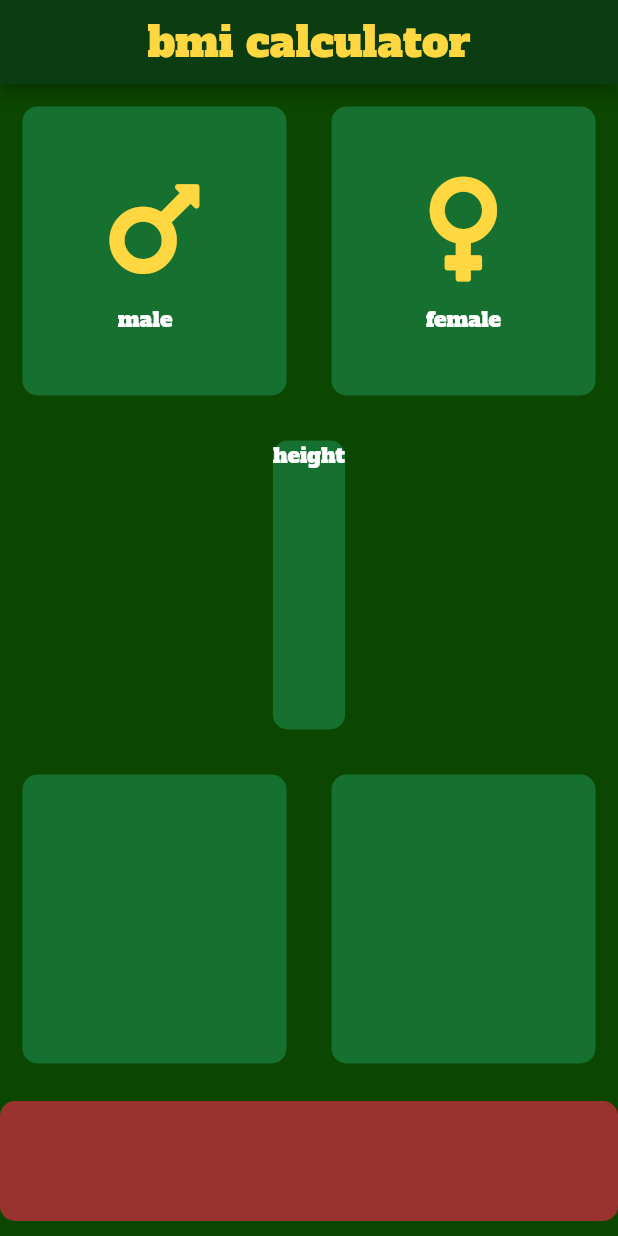
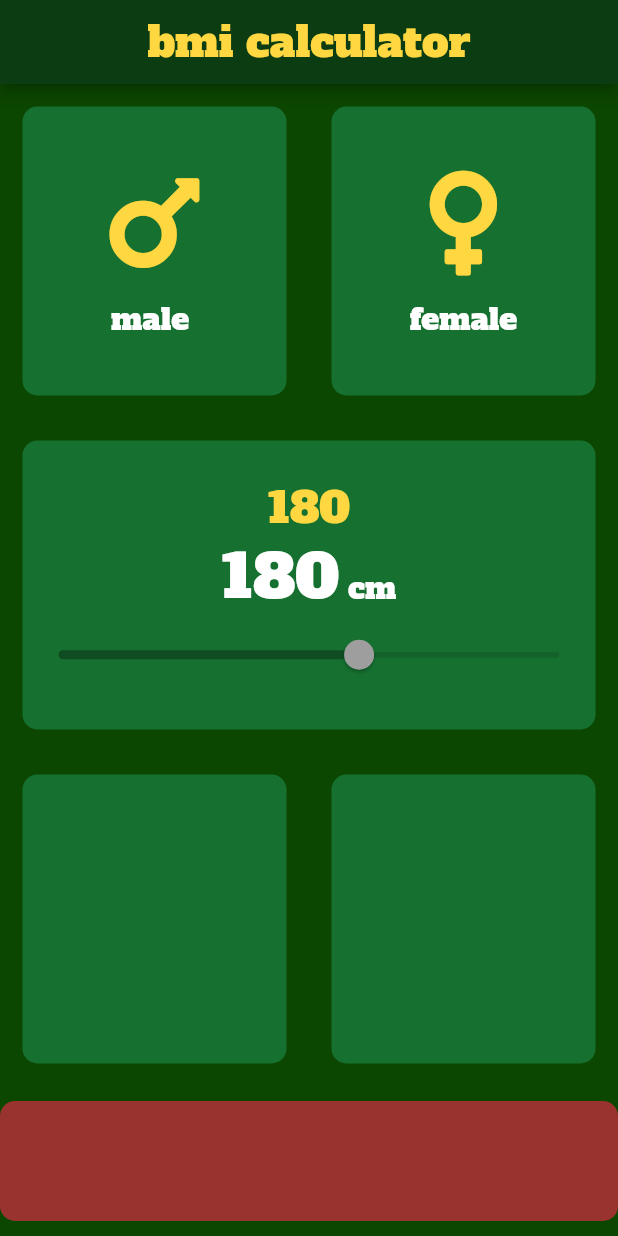
Before and after one commit to marianneleal/bmi-calculator, a Flutter app: the screen it shows after launch, on a phone screen of 412 x 824 dp. Run offline on Flutter 3.47's test engine with Material 2 defaults, Android fonts, the phone set to English and light mode, and no system bars; our stand-ins replace font_awesome_flutter.

Commit message:
updated theme, updated constants, begin implementation of slider

```diff
--- a/lib/bmi_theme.dart
+++ b/lib/bmi_theme.dart
@@ -16,7 +16,7 @@ class BmiTheme {
   static TextTheme darkTextTheme = TextTheme(
     bodyText1: TextStyle(
       color: Colors.white,
-      fontSize: 20.0,
+      fontSize: 40.0,
       fontFamily: 'AlfaSlabOne',
     ),
     headline1: TextStyle(
@@ -26,7 +26,7 @@ class BmiTheme {
     ),
     bodyText2: TextStyle(
       color: Colors.white,
-      fontSize: 14.0,
+      fontSize: 20.0,
       fontFamily: 'AlfaSlabOne',
     ),
   );
--- a/lib/constants.dart
+++ b/lib/constants.dart
@@ -1,3 +1,4 @@
+import 'package:bmi_calculator/bmi_theme.dart';
 import 'package:flutter/material.dart';
 
 const kBottomContainerHeight = 80.0;
@@ -6,3 +7,8 @@ const kActiveContainerColor = Color(0xFF003415);
 const kBottomContainerColor = Color(0xFF993330);
 const kIconColor = Colors.amberAccent;
 const kIconSize = 80.0;
+const kNumberTextStyle = TextStyle(
+  color: Colors.white,
+  fontSize: 40.0,
+  fontFamily: 'AlfaSlabOne',
+);
--- a/lib/main.dart
+++ b/lib/main.dart
@@ -9,6 +9,7 @@ import 'constants.dart';
 
 void main() => runApp(BMICalculator());
 enum Gender { male, female }
+int height = 180;
 
 class BMICalculator extends StatelessWidget {
   @override
@@ -65,7 +66,7 @@ class _InputPageState extends State<InputPage> {
                             kIconColor,
                             kIconSize,
                           ),
-                          'male   ',
+                          'male ',
                         ),
                       ],
                     )),
@@ -101,11 +102,27 @@ class _InputPageState extends State<InputPage> {
             child: myContainer(
                 color: kInactiveContainerColor,
                 containerChild: Column(
+                  mainAxisAlignment: MainAxisAlignment.center,
+                  crossAxisAlignment: CrossAxisAlignment.center,
                   children: [
                     Text(
-                      'height',
-                      style: BmiTheme.darkTextTheme.bodyText2,
+                      height.toString(),
+                      style: BmiTheme.darkTextTheme.headline1,
                     ),
+                    Row(
+                      textBaseline: TextBaseline.alphabetic,
+                      mainAxisAlignment: MainAxisAlignment.center,
+                      crossAxisAlignment: CrossAxisAlignment.baseline,
+                      children: [
+                        Text('180', style: kNumberTextStyle),
+                        Text(' cm', style: BmiTheme.darkTextTheme.bodyText2)
+                      ],
+                    ),
+                    Slider(
+                      value: height.toDouble(),
+                      min: 120.0,
+                      max: 220.0,
+                    )
                   ],
                 )),
           ),
```
